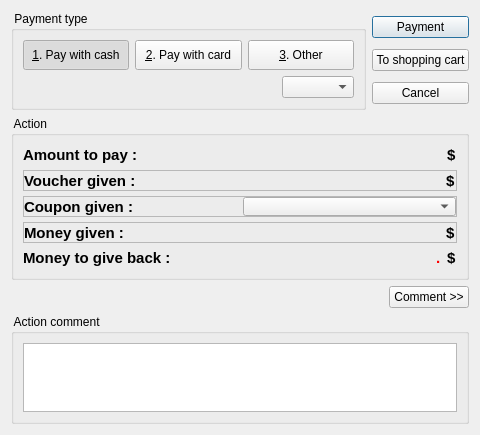
Qt form client/dlgcassaaction.ui (tbikfalvi/Belenus) before a commit.
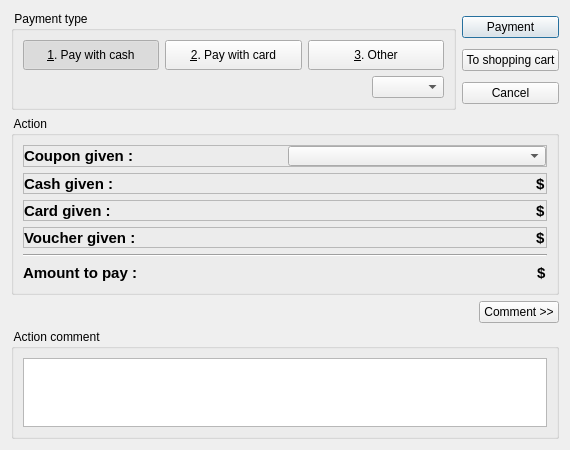
The same form after that commit.

What changed in the file:
```diff
--- a/client/dlgcassaaction.ui
+++ b/client/dlgcassaaction.ui
@@ -6,8 +6,8 @@
    <rect>
     <x>0</x>
     <y>0</y>
-    <width>480</width>
-    <height>435</height>
+    <width>570</width>
+    <height>450</height>
    </rect>
   </property>
   <property name="sizePolicy">
@@ -18,20 +18,20 @@
   </property>
   <property name="minimumSize">
    <size>
-    <width>0</width>
-    <height>435</height>
+    <width>570</width>
+    <height>450</height>
    </size>
   </property>
   <property name="maximumSize">
    <size>
-    <width>16777215</width>
-    <height>435</height>
+    <width>570</width>
+    <height>450</height>
    </size>
   </property>
   <property name="windowTitle">
    <string>Dialog</string>
   </property>
-  <layout class="QVBoxLayout" name="verticalLayout_6">
+  <layout class="QVBoxLayout" name="verticalLayout_7">
    <item>
     <layout class="QHBoxLayout" name="horizontalLayout_2">
      <item>
@@ -186,14 +186,138 @@
      <property name="title">
       <string> Action </string>
      </property>
+     <layout class="QVBoxLayout" name="verticalLayout_6">
+      <item>
+       <widget class="QFrame" name="frmCoupon">
+        <property name="frameShape">
+         <enum>QFrame::StyledPanel</enum>
+        </property>
+        <property name="frameShadow">
+         <enum>QFrame::Raised</enum>
+        </property>
+        <layout class="QHBoxLayout" name="horizontalLayout_10">
+         <property name="margin">
+          <number>0</number>
+         </property>
+         <item>
+          <widget class="QLabel" name="lblCouponGiven">
+           <property name="font">
+            <font>
+             <pointsize>11</pointsize>
+             <weight>75</weight>
+             <bold>true</bold>
+            </font>
+           </property>
+           <property name="text">
+            <string>Coupon given :</string>
+           </property>
+          </widget>
+         </item>
+         <item>
+          <widget class="QComboBox" name="cmbCoupon"/>
+         </item>
+        </layout>
+       </widget>
+      </item>
+      <item>
+       <widget class="QFrame" name="frmMoneyCash">
+        <property name="frameShape">
+         <enum>QFrame::StyledPanel</enum>
+        </property>
+        <property name="frameShadow">
+         <enum>QFrame::Raised</enum>
+        </property>
+        <layout class="QVBoxLayout" name="verticalLayout_2">
+         <property name="margin">
+          <number>0</number>
+         </property>
+         <item>
+          <layout class="QHBoxLayout" name="horizontalLayout_11">
+           <item>
+            <widget class="QLabel" name="lblCashGiven">
+             <property name="font">
+              <font>
+               <pointsize>11</pointsize>
+               <weight>75</weight>
+               <bold>true</bold>
+              </font>
+             </property>
+             <property name="text">
+              <string>Cash given :</string>
+             </property>
+            </widget>
+           </item>
+           <item>
+            <spacer name="horizontalSpacer_5">
+             <property name="orientation">
+              <enum>Qt::Horizontal</enum>
+             </property>
+             <property name="sizeHint" stdset="0">
+              <size>
+               <width>40</width>
+               <height>13</height>
+              </size>
+             </property>
+            </spacer>
+           </item>
+           <item>
+            <widget class="QLineEdit" name="ledCashGiven">
+             <property name="font">
+              <font>
+               <pointsize>11</pointsize>
+               <weight>75</weight>
+               <bold>true</bold>
+              </font>
+             </property>
+             <property name="layoutDirection">
+              <enum>Qt::RightToLeft</enum>
+             </property>
+             <property name="autoFillBackground">
+              <bool>false</bool>
+             </property>
+             <property name="styleSheet">
+              <string notr="true">border: 0; background: transparent; color: rgb(0, 85, 0);</string>
+             </property>
+             <property name="alignment">
+              <set>Qt::AlignRight|Qt::AlignTrailing|Qt::AlignVCenter</set>
+             </property>
+            </widget>
+           </item>
+           <item>
+            <widget class="QLabel" name="lblCashCurrency">
+             <property name="font">
+              <font>
+               <pointsize>11</pointsize>
+               <weight>75</weight>
+               <bold>true</bold>
+              </font>
+             </property>
+             <property name="text">
+              <string>$</string>
+             </property>
+            </widget>
+           </item>
+          </layout>
+         </item>
+        </layout>
+       </widget>
+      </item>
+      <item>
+       <widget class="QFrame" name="frmMoneyCard">
+        <property name="frameShape">
+         <enum>QFrame::StyledPanel</enum>
+        </property>
+        <property name="frameShadow">
+         <enum>QFrame::Raised</enum>
+        </property>
      <layout class="QVBoxLayout" name="verticalLayout_5">
-      <property name="spacing">
-       <number>5</number>
+         <property name="margin">
+          <number>0</number>
       </property>
       <item>
-       <layout class="QHBoxLayout" name="horizontalLayout_4">
+          <layout class="QHBoxLayout" name="horizontalLayout_12">
         <item>
-         <widget class="QLabel" name="lblMoneyToPay">
+            <widget class="QLabel" name="lblCardGiven">
           <property name="font">
            <font>
             <pointsize>11</pointsize>
@@ -202,25 +326,25 @@
            </font>
           </property>
           <property name="text">
-           <string>Amount to pay :</string>
+              <string>Card given :</string>
           </property>
          </widget>
         </item>
         <item>
-         <spacer name="horizontalSpacer">
+            <spacer name="horizontalSpacer_6">
           <property name="orientation">
            <enum>Qt::Horizontal</enum>
           </property>
           <property name="sizeHint" stdset="0">
            <size>
             <width>40</width>
-            <height>20</height>
+               <height>13</height>
            </size>
           </property>
          </spacer>
         </item>
         <item>
-         <widget class="QLineEdit" name="ledAmountToPay">
+            <widget class="QLineEdit" name="ledCardGiven">
           <property name="font">
            <font>
             <pointsize>11</pointsize>
@@ -243,7 +367,7 @@
          </widget>
         </item>
         <item>
-         <widget class="QLabel" name="lblCurrencyToPay">
+            <widget class="QLabel" name="lblCardCurrency">
           <property name="font">
            <font>
             <pointsize>11</pointsize>
@@ -257,6 +381,9 @@
          </widget>
         </item>
        </layout>
+         </item>
+        </layout>
+       </widget>
       </item>
       <item>
        <widget class="QFrame" name="frmMoneyVoucher">
@@ -342,53 +469,16 @@
        </widget>
       </item>
       <item>
-       <widget class="QFrame" name="frmCoupon">
-        <property name="frameShape">
-         <enum>QFrame::StyledPanel</enum>
+       <widget class="Line" name="line">
+        <property name="orientation">
+         <enum>Qt::Horizontal</enum>
         </property>
-        <property name="frameShadow">
-         <enum>QFrame::Raised</enum>
-        </property>
-        <layout class="QHBoxLayout" name="horizontalLayout_10">
-         <property name="margin">
-          <number>0</number>
-         </property>
-         <item>
-          <widget class="QLabel" name="lblCouponGiven">
-           <property name="font">
-            <font>
-             <pointsize>11</pointsize>
-             <weight>75</weight>
-             <bold>true</bold>
-            </font>
-           </property>
-           <property name="text">
-            <string>Coupon given :</string>
-           </property>
           </widget>
          </item>
          <item>
-          <widget class="QComboBox" name="cmbCoupon"/>
-         </item>
-        </layout>
-       </widget>
-      </item>
+       <layout class="QHBoxLayout" name="horizontalLayout_4">
       <item>
-       <widget class="QFrame" name="frmMoneyGiven">
-        <property name="frameShape">
-         <enum>QFrame::StyledPanel</enum>
-        </property>
-        <property name="frameShadow">
-         <enum>QFrame::Raised</enum>
-        </property>
-        <layout class="QVBoxLayout" name="verticalLayout_2">
-         <property name="margin">
-          <number>0</number>
-         </property>
-         <item>
-          <layout class="QHBoxLayout" name="horizontalLayout">
-           <item>
-            <widget class="QLabel" name="lblMoneyGiven">
+         <widget class="QLabel" name="lblMoneyToPay">
              <property name="font">
               <font>
                <pointsize>11</pointsize>
@@ -397,25 +487,25 @@
               </font>
              </property>
              <property name="text">
-              <string>Money given :</string>
+           <string>Amount to pay :</string>
              </property>
             </widget>
            </item>
            <item>
-            <spacer name="spacerGiven">
+         <spacer name="horizontalSpacer">
              <property name="orientation">
               <enum>Qt::Horizontal</enum>
              </property>
              <property name="sizeHint" stdset="0">
               <size>
-               <width>52</width>
-               <height>13</height>
+            <width>40</width>
+            <height>20</height>
               </size>
              </property>
             </spacer>
            </item>
            <item>
-            <widget class="QLineEdit" name="ledAmountGiven">
+         <widget class="QLineEdit" name="ledAmountToPay">
              <property name="font">
               <font>
                <pointsize>11</pointsize>
@@ -438,7 +528,7 @@
             </widget>
            </item>
            <item>
-            <widget class="QLabel" name="lblCurrencyGiven">
+         <widget class="QLabel" name="lblCurrencyToPay">
              <property name="font">
               <font>
                <pointsize>11</pointsize>
@@ -452,100 +542,6 @@
             </widget>
            </item>
           </layout>
-         </item>
-        </layout>
-       </widget>
-      </item>
-      <item>
-       <widget class="QFrame" name="frmPayment">
-        <property name="frameShape">
-         <enum>QFrame::NoFrame</enum>
-        </property>
-        <property name="frameShadow">
-         <enum>QFrame::Plain</enum>
-        </property>
-        <property name="lineWidth">
-         <number>0</number>
-        </property>
-        <layout class="QHBoxLayout" name="horizontalLayout_3">
-         <property name="margin">
-          <number>0</number>
-         </property>
-         <item>
-          <widget class="QLabel" name="lblMoneyToBack">
-           <property name="font">
-            <font>
-             <pointsize>11</pointsize>
-             <weight>75</weight>
-             <bold>true</bold>
-            </font>
-           </property>
-           <property name="text">
-            <string>Money to give back :</string>
-           </property>
-          </widget>
-         </item>
-         <item>
-          <spacer name="spacerToBack">
-           <property name="orientation">
-            <enum>Qt::Horizontal</enum>
-           </property>
-           <property name="sizeHint" stdset="0">
-            <size>
-             <width>172</width>
-             <height>20</height>
-            </size>
-           </property>
-          </spacer>
-         </item>
-         <item>
-          <widget class="QLabel" name="lblAmountToBack">
-           <property name="sizePolicy">
-            <sizepolicy hsizetype="Preferred" vsizetype="Minimum">
-             <horstretch>0</horstretch>
-             <verstretch>0</verstretch>
-            </sizepolicy>
-           </property>
-           <property name="minimumSize">
-            <size>
-             <width>0</width>
-             <height>0</height>
-            </size>
-           </property>
-           <property name="font">
-            <font>
-             <pointsize>11</pointsize>
-             <weight>75</weight>
-             <bold>true</bold>
-            </font>
-           </property>
-           <property name="layoutDirection">
-            <enum>Qt::RightToLeft</enum>
-           </property>
-           <property name="styleSheet">
-            <string notr="true">color: rgb(255, 0, 0);</string>
-           </property>
-           <property name="text">
-            <string>.</string>
-           </property>
-          </widget>
-         </item>
-         <item>
-          <widget class="QLabel" name="lblCurrencyToBack">
-           <property name="font">
-            <font>
-             <pointsize>11</pointsize>
-             <weight>75</weight>
-             <bold>true</bold>
-            </font>
-           </property>
-           <property name="text">
-            <string>$</string>
-           </property>
-          </widget>
-         </item>
-        </layout>
-       </widget>
       </item>
      </layout>
     </widget>
```
Left out of the diff: 7 changed lines with no effect on the pictures. Lines whose indentation alone changed are shown as unchanged.
